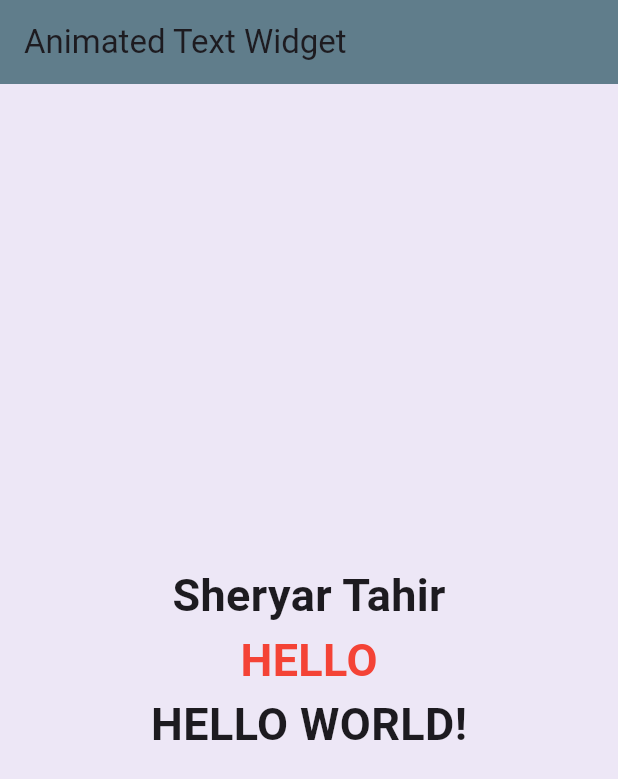
After one commit to SheryarTahir/Important_Widgets, a Flutter app: the screen it shows after launch, on a phone screen of 412 x 824 dp. The commit adds this screen. Shown: the top 779 px of the screen. Run offline on Flutter 3.47's test engine with Material 3 defaults, Android fonts, the phone set to English and light mode, and no system bars; drawn by our look-alikes of animated_text_kit; our stand-ins replace cached_network_image.

Commit message:
More material added

```diff
--- a/lib/main.dart
+++ b/lib/main.dart
@@ -1,4 +1,7 @@
 import 'package:Thirty_Widgets/widgets/ListGrid.dart';
+import 'package:Thirty_Widgets/widgets/alertdialog.dart';
+import 'package:Thirty_Widgets/widgets/animated_text.dart';
+import 'package:Thirty_Widgets/widgets/bottom_sheet.dart';
 import 'package:Thirty_Widgets/widgets/button.dart';
 import 'package:Thirty_Widgets/widgets/container_sized.dart';
 import 'package:Thirty_Widgets/widgets/dismissible.dart';
@@ -18,10 +21,10 @@ class MyApp extends StatelessWidget {
     return MaterialApp(
       debugShowCheckedModeBanner: false,
       theme: ThemeData(
-        brightness: Brightness.dark,
-        primaryColor: Colors.purpleAccent,
+        brightness: Brightness.light,
+        primaryColor: Colors.deepPurple.shade50,
       ),
-      home: const ImageWidget(),
+      home: const AnimatedTextWidget(),
     );
   }
 }
--- /dev/null
+++ b/lib/widgets/animated_text.dart
@@ -0,0 +1,71 @@
+import 'package:animated_text_kit/animated_text_kit.dart';
+import 'package:flutter/material.dart';
+
+class AnimatedTextWidget extends StatelessWidget {
+  const AnimatedTextWidget({super.key});
+
+  @override
+  Widget build(BuildContext context) {
+    return Scaffold(
+      backgroundColor: Colors.deepPurple.shade50,
+      appBar: AppBar(
+        backgroundColor: Colors.blueGrey,
+        title: Text('Animated Text Widget'),
+      ),
+      body: Center(
+        child: Column(
+          mainAxisAlignment: MainAxisAlignment.center,
+          children: [
+            AnimatedTextKit(
+              animatedTexts: [
+              TypewriterAnimatedText('Sheryar Tahir', textStyle: TextStyle(
+                fontSize: 30,
+                fontWeight: FontWeight.bold
+              ),
+                speed: Duration(milliseconds: 100),
+              ),
+            ],
+              totalRepeatCount: 4,
+              pause: Duration(milliseconds: 200),
+              displayFullTextOnTap: true,
+              stopPauseOnTap: true,
+            ),
+            AnimatedTextKit(
+              animatedTexts: [
+                RotateAnimatedText('HELLO', textStyle: TextStyle(
+                    fontSize: 30,
+                    fontWeight: FontWeight.w600, color: Colors.red
+                ),
+                ),
+                RotateAnimatedText('HANDSOME', textStyle: TextStyle(
+                    fontSize: 30,
+                    fontWeight: FontWeight.w600, color: Colors.red
+                ),
+                ),
+                RotateAnimatedText('Sheryar Tahir', textStyle: TextStyle(
+                    fontSize: 30,
+                    fontWeight: FontWeight.bold
+                ),
+                ),
+              ],
+              // totalRepeatCount: 4,
+              // pause: Duration(milliseconds: 200),
+              // displayFullTextOnTap: true,
+              // stopPauseOnTap: true,
+            ),
+            AnimatedTextKit(animatedTexts: [
+              WavyAnimatedText('HELLO WORLD!', textStyle: TextStyle(
+                  fontSize: 30,
+                  fontWeight: FontWeight.bold
+              ),),
+            WavyAnimatedText('HELLO WORLD!', textStyle: TextStyle(
+                fontSize: 30,
+                fontWeight: FontWeight.bold
+            ),),
+            ])
+          ],
+        ),
+      ),
+    );
+  }
+}
--- /dev/null
+++ b/lib/widgets/bottom_sheet.dart
@@ -0,0 +1,111 @@
+import 'package:flutter/material.dart';
+
+class BottomSheetWidget extends StatelessWidget {
+  const BottomSheetWidget({super.key});
+
+  @override
+  Widget build(BuildContext context) {
+    return Scaffold(
+      backgroundColor: Colors.white24,
+      appBar: AppBar(
+        backgroundColor: Colors.blueGrey,
+        title: Text('Bottom Sheet Widget'),
+      ),
+      body: Center(
+        child: ElevatedButton(onPressed: (){
+          showModalBottomSheet(
+            isDismissible: false,
+              enableDrag: false,
+              backgroundColor: Theme.of(context).primaryColor,
+              context: (context), builder: (context){
+            return Column(
+              mainAxisSize: MainAxisSize.min,
+              children: [
+                ListTile(
+                  title: Text('Orange'),
+                  subtitle: Text('Sheryar'),
+                ),
+                ListTile(
+                  title: Text('Orange'),
+                  subtitle: Text('Sheryar'),
+                ),
+                ListTile(
+                  title: Text('Orange'),
+                  subtitle: Text('Sheryar'),
+                ),
+                ListTile(
+                  title: Text('Orange'),
+                  subtitle: Text('Sheryar'),
+                ),
+                ListTile(
+                  title: Text('Orange'),
+                  subtitle: Text('Sheryar'),
+                ),
+                ListTile(
+                  title: Text('Orange'),
+                  subtitle: Text('Sheryar'),
+                ),
+              ],
+            );
+          });
+        }, child:
+        Text('Show Bottom Sheet')),
+      ),
+    );
+  }
+}
+
+
+
+// import 'package:flutter/material.dart';
+//
+// class BottomSheetWidget extends StatelessWidget {
+//   const BottomSheetWidget({super.key});
+//
+//   @override
+//   Widget build(BuildContext context) {
+//     return Scaffold(
+//       appBar: AppBar(
+//         backgroundColor: Theme.of(context).primaryColor,
+//         title: Text('Bottom Sheet Widget'),
+//       ),
+//       body: Center(
+//         child: ElevatedButton(
+//             onPressed: (){
+//             showModalBottomSheet(
+//               isDismissible: false,
+//               enableDrag: true,
+//               backgroundColor: Theme.of(context).primaryColor,
+//               context: (context), builder: (context){
+//             return Column(
+//               mainAxisSize: MainAxisSize.min,
+//               children: [
+//                 ListTile(
+//                   title: Text('Orange'),
+//                   subtitle: Text('Sheryar'),
+//                 ),
+//                 ListTile(
+//                   title: Text('Apple'),
+//                   subtitle: Text('Shahzaib'),
+//                 ),
+//                 ListTile(
+//                   title: Text('Banana'),
+//                   subtitle: Text('Mohsin'),
+//                 ),
+//                 ListTile(
+//                   title: Text('Mango'),
+//                   subtitle: Text('Furqan'),
+//                 ),
+//                 ListTile(
+//                   title: Text('Strawberry'),
+//                   subtitle: Text('Rayyan'),
+//                 ),
+//               ],
+//             );
+//           });
+//         },
+//             child: Text('Show Bottom Sheet')),
+//       ),
+//     );
+//   }
+// }
--- a/pubspec.yaml
+++ b/pubspec.yaml
@@ -31,6 +31,7 @@ dependencies:
   flutter:
     sdk: flutter
   cached_network_image: ^3.4.1
+  animated_text_kit: ^4.2.2
 
 
   # The following adds the Cupertino Icons font to your application.
```
Also changed, not shown: lib/widgets/alertdialog.dart (added, +159 -0 lines), pubspec.lock.
